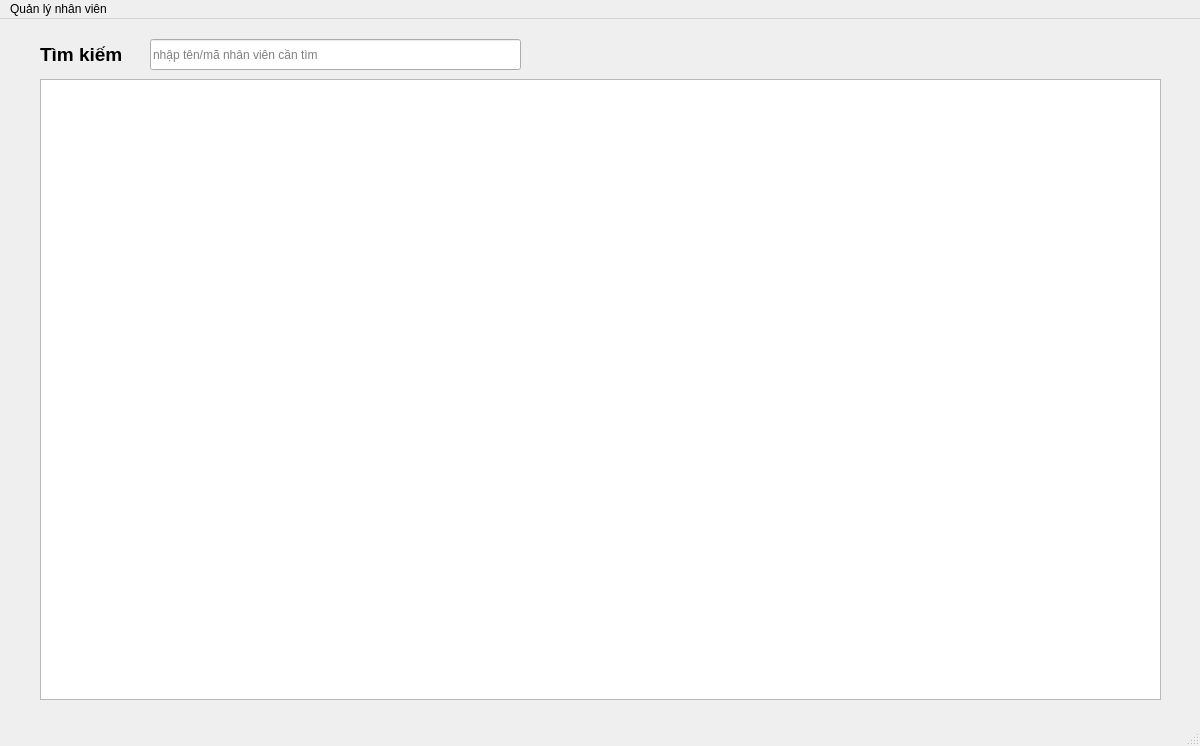
Above: src/mainwindow.ui from MinWooUy/QUAN_LY_NHAN_VIEN_CONG_TY before the change. Below: the same form after it.
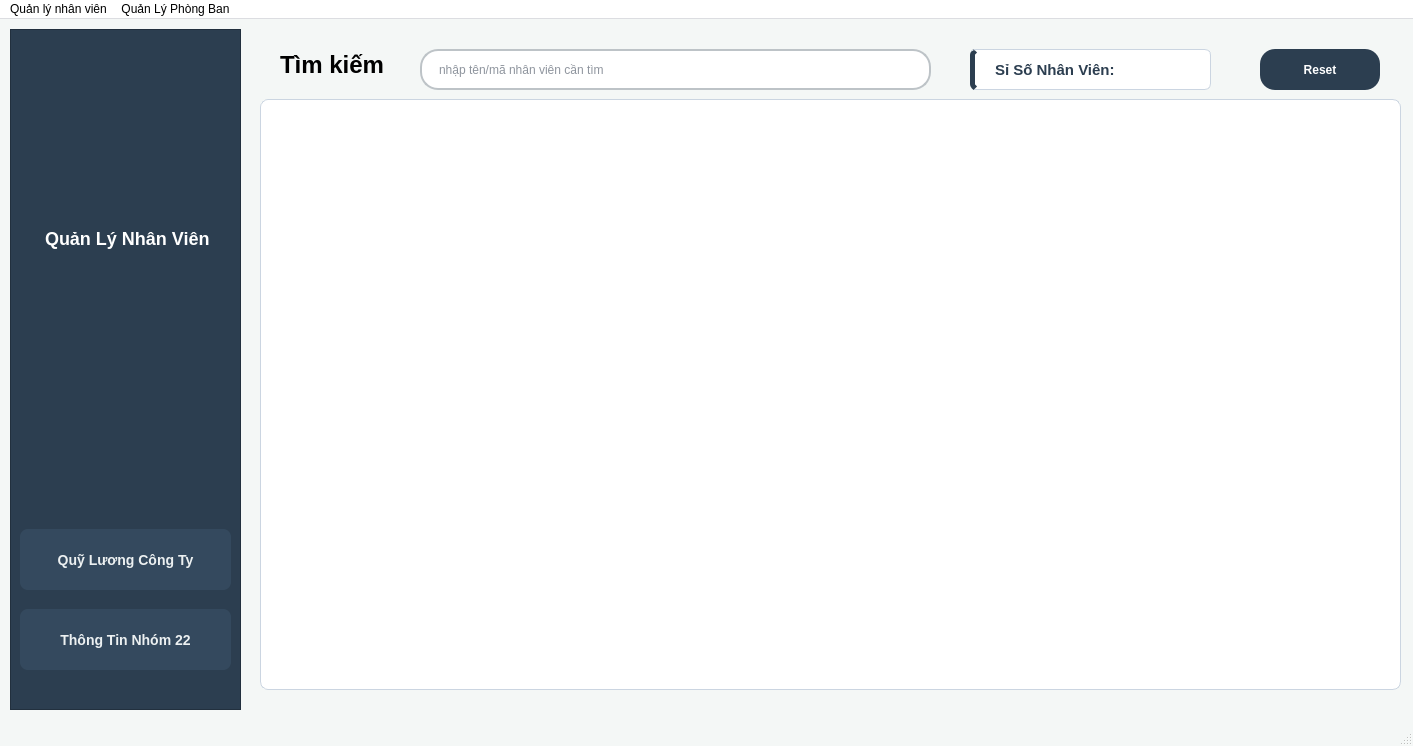
That is the form after the change. The open tabs and pages were chosen to show the change.

Commit message: Update 01/05: UI/UX, Logic: NhanVien, PhongBan, Thong ke, hien thi

Diff of the .ui file:
```diff
--- a/src/mainwindow.ui
+++ b/src/mainwindow.ui
@@ -6,62 +6,145 @@
    <rect>
     <x>0</x>
     <y>0</y>
-    <width>1200</width>
+    <width>1413</width>
     <height>746</height>
    </rect>
   </property>
   <property name="windowTitle">
    <string>MainWindow</string>
   </property>
+  <property name="styleSheet">
+   <string notr="true">/* 1. Tổng thể cửa sổ chính */
+QMainWindow {
+    background-color: #f4f7f6;
+}
+
+/* 2. Widget trung tâm (Vùng chứa toàn bộ nội dung) */
+QWidget#centralwidget {
+    background-color: #f4f7f6;
+}
+
+/* 3. Tiêu đề lớn (Ví dụ: Chữ &quot;Tìm kiếm&quot; - label_2) */
+QLabel#label_2 {
+    color: #2c3e50;
+    font-size: 20px;
+    font-weight: bold;
+    margin-bottom: 10px;
+}
+
+/* 4. Ô nhập liệu tìm kiếm (khớp tên lineEdit) */
+QLineEdit#lineEdit {
+    border: 2px solid #bdc3c7;
+    border-radius: 18px; /* Bo tròn sành điệu */
+    padding: 8px 15px;
+    background: white;
+    color: #1e293b;
+    font-family: &quot;Segoe UI&quot;;
+}
+
+QLineEdit#lineEdit:focus {
+    border: 2px solid #2c3e50; /* Đổi màu viền khi click vào */
+}
+
+/* 5. Nút bấm (khớp tên pushButton - ví dụ nút Tìm kiếm/Reset) */
+QPushButton#pushButton {
+    background-color: #2c3e50;
+    color: white;
+    border-radius: 15px;
+    padding: 8px 20px;
+    font-weight: bold;
+    font-family: &quot;Segoe UI&quot;;
+    min-width: 80px;
+}
+
+QPushButton#pushButton:hover {
+    background-color: #2980b9;
+}
+
+QPushButton#pushButton:pressed {
+    background-color: #1c5980;
+}
+
+/* 6. Bảng dữ liệu (khớp tên tableWidget) */
+QTableWidget#tableWidget {
+    background-color: #ffffff;
+    alternate-background-color: #f8fafc;
+    gridline-color: #e2e8f0;
+    border: 1px solid #cbd5e1;
+    border-radius: 8px;
+    outline: none;
+    font-family: &quot;Segoe UI&quot;;
+    color: #1e293b;
+}
+
+/* Header ngang (Tên cột) */
+QHeaderView::section {
+    background-color: #2c3e50;
+    color: white;
+    padding: 12px 5px;
+    font-weight: bold;
+    font-size: 13px;
+    border: none;
+    border-right: 1px solid #2980b9;
+}
+
+/* Header dọc (Số thứ tự STT) */
+QHeaderView::section:vertical {
+    background-color: #2c3e50;
+    color: white;
+    padding: 5px;
+    font-weight: bold;
+    border: none;
+    border-bottom: 1px solid #2980b9;
+}
+
+/* Ô dữ liệu cụ thể */
+QTableWidget#tableWidget::item {
+    padding: 10px;
+    border-bottom: 1px solid #f1f5f9;
+}
+
+QTableWidget#tableWidget::item:selected {
+    background-color: #3498db;
+    color: white;
+}
+
+/* 7. Menu bar (Thanh menu trên cùng) */
+QMenuBar {
+    background-color: #ffffff;
+    border-bottom: 1px solid #dcdde1;
+}
+
+QMenuBar::item:selected {
+    background-color: #f1f5f9;
+}
+
+/* 8. Thanh cuộn dọc (Scrollbar) */
+QScrollBar:vertical {
+    border: none;
+    background: #f1f1f1;
+    width: 10px;
+    margin: 0px;
+}
+
+QScrollBar::handle:vertical {
+    background: #cbd5e1;
+    min-height: 20px;
+    border-radius: 5px;
+}
+
+QScrollBar::handle:vertical:hover {
+    background: #94a3b8;
+}</string>
+  </property>
   <widget class="QWidget" name="centralwidget">
-   <widget class="QLabel" name="label">
-    <property name="geometry">
-     <rect>
-      <x>40</x>
-      <y>20</y>
-      <width>101</width>
-      <height>31</height>
-     </rect>
-    </property>
-    <property name="font">
-     <font>
-      <pointsize>14</pointsize>
-      <bold>true</bold>
-     </font>
-    </property>
-    <property name="text">
-     <string>Tìm kiếm</string>
-    </property>
-   </widget>
-   <widget class="QLineEdit" name="lineEdit">
-    <property name="geometry">
-     <rect>
-      <x>150</x>
-      <y>20</y>
-      <width>371</width>
-      <height>31</height>
-     </rect>
-    </property>
-    <property name="contextMenuPolicy">
-     <enum>Qt::ContextMenuPolicy::DefaultContextMenu</enum>
-    </property>
-    <property name="inputMask">
-     <string/>
-    </property>
-    <property name="text">
-     <string/>
-    </property>
-    <property name="placeholderText">
-     <string>nhập tên/mã nhân viên cần tìm</string>
-    </property>
-   </widget>
    <widget class="QStackedWidget" name="stackedWidget">
     <property name="geometry">
      <rect>
-      <x>40</x>
-      <y>60</y>
-      <width>1131</width>
-      <height>621</height>
+      <x>260</x>
+      <y>20</y>
+      <width>1141</width>
+      <height>671</height>
      </rect>
     </property>
     <property name="currentIndex">
@@ -72,12 +155,98 @@
       <property name="geometry">
        <rect>
         <x>0</x>
-        <y>0</y>
-        <width>1121</width>
-        <height>621</height>
+        <y>60</y>
+        <width>1141</width>
+        <height>591</height>
        </rect>
       </property>
      </widget>
+     <widget class="QLabel" name="label">
+      <property name="geometry">
+       <rect>
+        <x>20</x>
+        <y>10</y>
+        <width>141</width>
+        <height>31</height>
+       </rect>
+      </property>
+      <property name="font">
+       <font>
+        <pointsize>18</pointsize>
+        <bold>true</bold>
+       </font>
+      </property>
+      <property name="text">
+       <string>Tìm kiếm</string>
+      </property>
+     </widget>
+     <widget class="QLineEdit" name="lineEdit">
+      <property name="geometry">
+       <rect>
+        <x>160</x>
+        <y>10</y>
+        <width>511</width>
+        <height>41</height>
+       </rect>
+      </property>
+      <property name="contextMenuPolicy">
+       <enum>Qt::ContextMenuPolicy::DefaultContextMenu</enum>
+      </property>
+      <property name="inputMask">
+       <string/>
+      </property>
+      <property name="text">
+       <string/>
+      </property>
+      <property name="placeholderText">
+       <string>nhập tên/mã nhân viên cần tìm</string>
+      </property>
+     </widget>
+     <widget class="QPushButton" name="pushButton">
+      <property name="geometry">
+       <rect>
+        <x>1000</x>
+        <y>10</y>
+        <width>120</width>
+        <height>41</height>
+       </rect>
+      </property>
+      <property name="text">
+       <string>Reset</string>
+      </property>
+     </widget>
+     <widget class="QLabel" name="lblSiSo">
+      <property name="geometry">
+       <rect>
+        <x>710</x>
+        <y>10</y>
+        <width>241</width>
+        <height>41</height>
+       </rect>
+      </property>
+      <property name="styleSheet">
+       <string notr="true">QLabel#lblSiSo {
+    background-color: #ffffff;      /* Nền trắng làm nổi bật con số */
+    color: #2c3e50;                 /* Chữ màu xanh Navy đậm */
+    font-family: &quot;Segoe UI&quot;, sans-serif;
+    font-size: 15px;                /* Chữ to vừa phải */
+    font-weight: bold;              /* In đậm để dễ đọc */
+    padding: 8px 16px;              /* Khoảng thở xung quanh chữ */
+    border: 1px solid #cbd5e1;      /* Viền xám nhạt */
+    border-radius: 6px;             /* Bo góc mềm mại */
+    border-left: 5px solid #2c3e50; /* Vạch nhấn màu xanh dương sáng ở viền trái */
+}
+
+/* Hiệu ứng nhẹ khi di chuột ngang qua (tùy chọn) */
+QLabel#lblSiSo:hover {
+    background-color: #f8fafc;
+    border-left: 5px solid  #3498db; 
+}</string>
+      </property>
+      <property name="text">
+       <string>Sỉ Số Nhân Viên:</string>
+      </property>
+     </widget>
     </widget>
     <widget class="QWidget" name="page_2">
      <widget class="QScrollArea" name="scrollPhongBan">
@@ -105,13 +274,116 @@
      </widget>
     </widget>
    </widget>
+   <widget class="QFrame" name="frameThongTin">
+    <property name="geometry">
+     <rect>
+      <x>10</x>
+      <y>10</y>
+      <width>231</width>
+      <height>681</height>
+     </rect>
+    </property>
+    <property name="styleSheet">
+     <string notr="true">/* Tùy chỉnh vùng nền của Sidebar */
+QFrame#frameThongTin {
+    background-color: #2c3e50; /* Xanh navy đậm, tạo sự tương phản mạnh mẽ, chuyên nghiệp */
+    border-right: 1px solid #1a252f;
+    margin: 0px;
+}
+
+/* Tùy chỉnh Tiêu đề phần mềm */
+QLabel#lblTieuDe {
+    color: #ffffff; /* Chữ màu trắng */
+    font-size: 18px;
+    font-weight: bold;
+    font-family: &quot;Segoe UI&quot;;
+    padding-bottom: 20px;
+    border-bottom: 2px solid #34495e; /* Đường kẻ mỏng phân cách tiêu đề và nội dung */
+}
+
+/* Tùy chỉnh các nút bấm trong Menu */
+QPushButton#btnThongKeLuong,
+QPushButton#btnThongTinNhom,
+QPushButton#btnThemPhongBan,
+QPushButton#btnXoaPhongBan {
+    background-color: #34495e; /* Màu nền nhạt hơn viền một chút */
+    color: #ecf0f1; /* Chữ trắng xám */
+    border: none;
+    border-radius: 8px; /* Bo góc mềm mại */
+    padding: 12px 15px; /* Tăng khoảng cách để nút to, dễ bấm hơn */
+    font-size: 14px;
+    font-weight: bold;
+    font-family: &quot;Segoe UI&quot;;
+    text-align: center; /* Tạm căn giữa theo ảnh của bạn, nếu thích có thể đổi thành 'left' */
+}
+
+/* Hiệu ứng khi di chuột qua nút (Hover) */
+QPushButton#btnThongKeLuong:hover,
+QPushButton#btnThongTinNhom:hover {
+    background-color: #3498db; /* Đổi sang màu xanh dương sáng */
+    color: #ffffff;
+    /* border-left: 4px solid #f1c40f; */ /* Tùy chọn: Thêm viền vàng bên trái khi hover để tạo điểm nhấn */
+}
+
+/* Hiệu ứng khi click nút (Pressed) */
+QPushButton#btnThongKeLuong:pressed,
+QPushButton#btnThongTinNhom:pressed {
+    background-color: #2980b9;
+}</string>
+    </property>
+    <property name="frameShape">
+     <enum>QFrame::Shape::StyledPanel</enum>
+    </property>
+    <property name="frameShadow">
+     <enum>QFrame::Shadow::Raised</enum>
+    </property>
+    <widget class="QLabel" name="lblTieuDe">
+     <property name="geometry">
+      <rect>
+       <x>30</x>
+       <y>180</y>
+       <width>171</width>
+       <height>81</height>
+      </rect>
+     </property>
+     <property name="text">
+      <string>Quản Lý Nhân Viên</string>
+     </property>
+    </widget>
+    <widget class="QPushButton" name="btnThongKeLuong">
+     <property name="geometry">
+      <rect>
+       <x>10</x>
+       <y>500</y>
+       <width>211</width>
+       <height>61</height>
+      </rect>
+     </property>
+     <property name="text">
+      <string>Quỹ Lương Công Ty</string>
+     </property>
+    </widget>
+    <widget class="QPushButton" name="btnThongTinNhom">
+     <property name="geometry">
+      <rect>
+       <x>10</x>
+       <y>580</y>
+       <width>211</width>
+       <height>61</height>
+      </rect>
+     </property>
+     <property name="text">
+      <string>Thông Tin Nhóm 22</string>
+     </property>
+    </widget>
+   </widget>
   </widget>
   <widget class="QMenuBar" name="menubar">
    <property name="geometry">
     <rect>
      <x>0</x>
      <y>0</y>
-     <width>1200</width>
+     <width>1413</width>
      <height>25</height>
     </rect>
    </property>
@@ -177,7 +449,22 @@
     <addaction name="separator"/>
     <addaction name="menuSapXep"/>
    </widget>
+   <widget class="QMenu" name="menuQuanLyPhongBan">
+    <property name="title">
+     <string>Quản Lý Phòng Ban</string>
+    </property>
+    <widget class="QMenu" name="menuThao_T_c">
+     <property name="title">
+      <string>Thao Tác</string>
+     </property>
+     <addaction name="actionThemPhongBan"/>
+     <addaction name="actionXoaPhongBan"/>
+     <addaction name="actionBoNhiemTruongPhong"/>
+    </widget>
+    <addaction name="menuThao_T_c"/>
+   </widget>
    <addaction name="DanhSachNhanVien"/>
+   <addaction name="menuQuanLyPhongBan"/>
   </widget>
   <widget class="QStatusBar" name="statusbar"/>
   <action name="actionXemDanhSachPhongBan">
```
Left out of the diff: 64 changed lines with no effect on the pictures. The commit also changes 21 other files.
